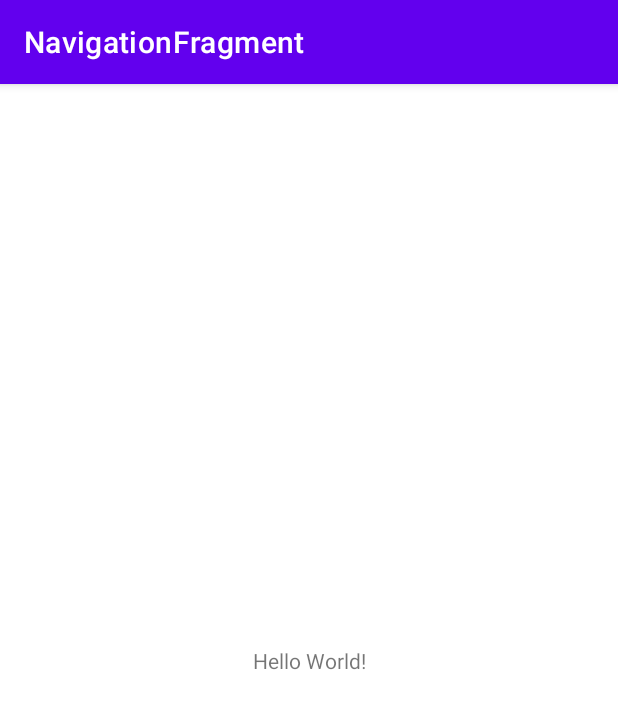
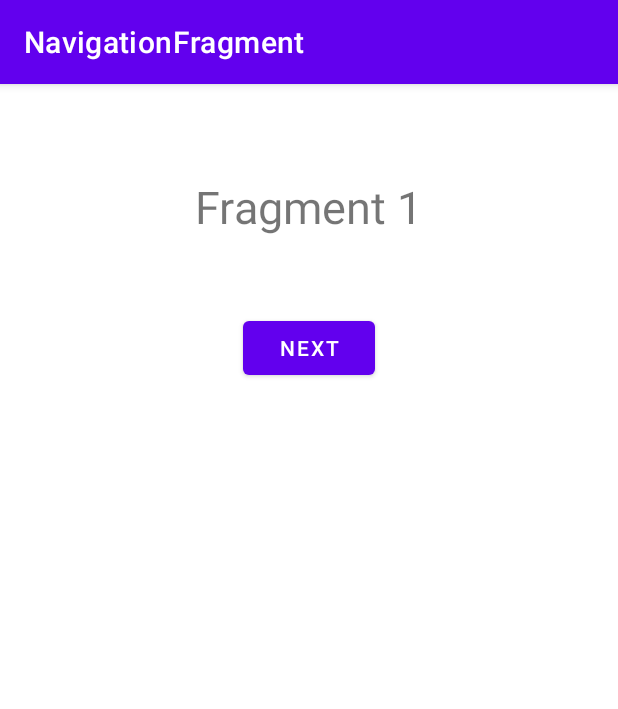
Before and after one commit to hasanyatar/NavigationFragment, an Android app: the screen it shows after launch (MainActivity), on a phone screen of 412 x 824 dp. Shown: the top 709 px of the screen. Run offline under Robolectric (Android 15) with nearby library versions, the phone set to English and light mode, and no system bars.

Commit message:
Add navigation graph

```diff
--- a/app/src/main/res/layout/activity_main.xml
+++ b/app/src/main/res/layout/activity_main.xml
@@ -6,13 +6,19 @@
     android:layout_height="match_parent"
     tools:context=".MainActivity">
 
-    <TextView
-        android:layout_width="wrap_content"
-        android:layout_height="wrap_content"
-        android:text="Hello World!"
+    <androidx.fragment.app.FragmentContainerView
+        android:id="@+id/fragmentContainerView"
+        android:name="androidx.navigation.fragment.NavHostFragment"
+        android:layout_width="0dp"
+        android:layout_height="0dp"
+        android:layout_marginStart="1dp"
+        android:layout_marginTop="1dp"
+        android:layout_marginEnd="1dp"
+        android:layout_marginBottom="1dp"
+        app:defaultNavHost="true"
         app:layout_constraintBottom_toBottomOf="parent"
         app:layout_constraintEnd_toEndOf="parent"
         app:layout_constraintStart_toStartOf="parent"
-        app:layout_constraintTop_toTopOf="parent" />
-
+        app:layout_constraintTop_toTopOf="parent"
+        app:navGraph="@navigation/navigation_graph" />
 </androidx.constraintlayout.widget.ConstraintLayout>
--- /dev/null
+++ b/app/src/main/res/navigation/navigation_graph.xml
@@ -0,0 +1,30 @@
+<?xml version="1.0" encoding="utf-8"?>
+<navigation xmlns:android="http://schemas.android.com/apk/res/android"
+    xmlns:app="http://schemas.android.com/apk/res-auto"
+    xmlns:tools="http://schemas.android.com/tools"
+    android:id="@+id/navigation_graph"
+    app:startDestination="@id/firstFragment">
+
+    <fragment
+        android:id="@+id/firstFragment"
+        android:name="com.example.navigationfragment.FirstFragment"
+        android:label="fragment_first"
+        tools:layout="@layout/fragment_first" >
+        <action
+            android:id="@+id/action_firstFragment_to_secondFragment"
+            app:destination="@id/secondFragment" />
+    </fragment>
+    <fragment
+        android:id="@+id/secondFragment"
+        android:name="com.example.navigationfragment.SecondFragment"
+        android:label="fragment_second"
+        tools:layout="@layout/fragment_second" >
+        <action
+            android:id="@+id/action_secondFragment_to_firstFragment"
+            app:destination="@id/firstFragment" />
+        <argument
+            android:name="color"
+            app:argType="string"
+            android:defaultValue="red" />
+    </fragment>
+</navigation>
```
